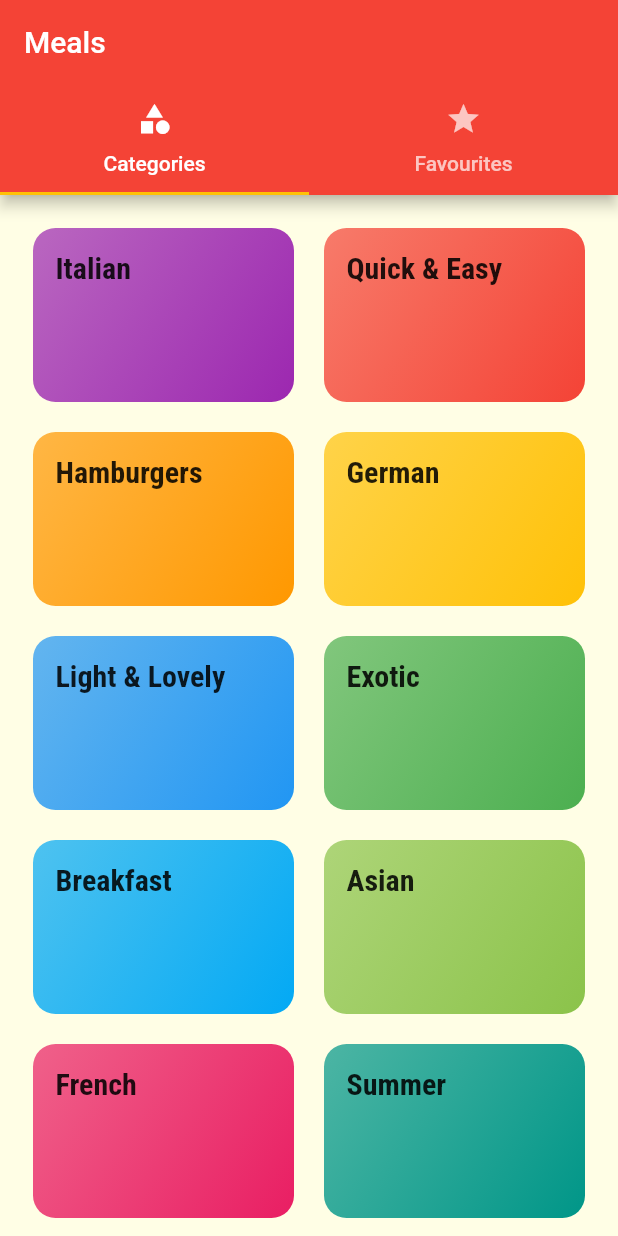
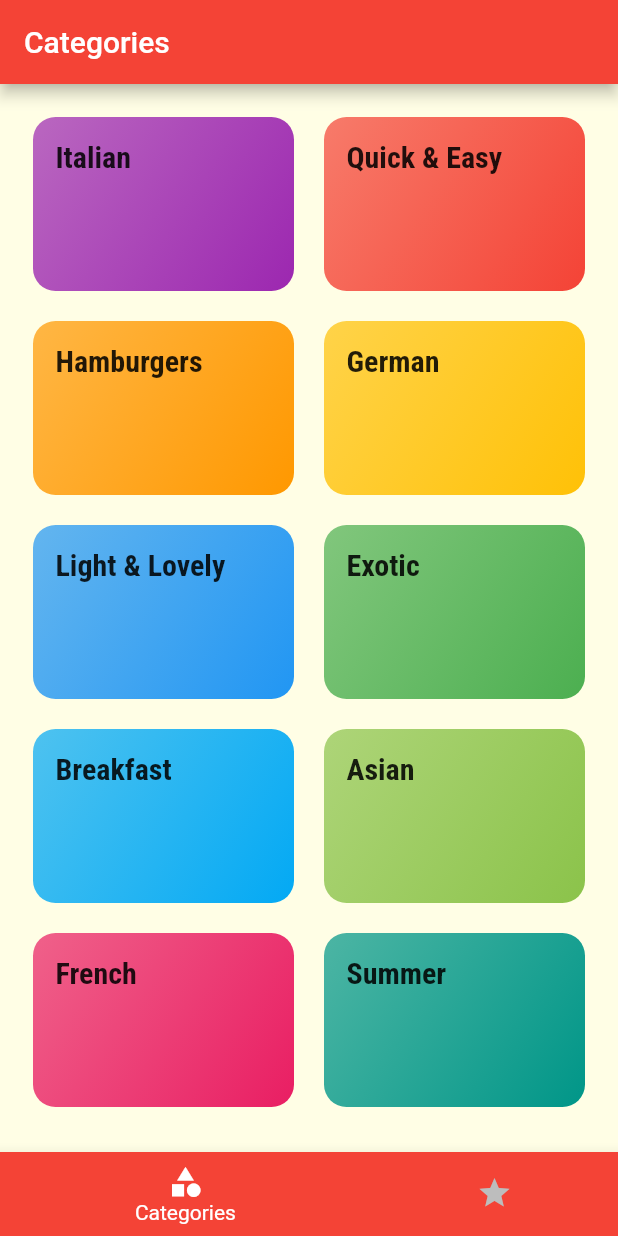
Before and after one commit to mohaknigam/MealAPp, a Flutter app: the screen it shows after launch, on a phone screen of 412 x 824 dp. Run offline on Flutter 3.47's test engine with Material 2 defaults, Android fonts, the phone set to English and light mode, and no system bars; our stand-ins replace google_fonts.

Commit message:
TabScreens

```diff
--- a/lib/Screens/tab_screen.dart
+++ b/lib/Screens/tab_screen.dart
@@ -9,32 +9,44 @@ class TabsScreen extends StatefulWidget {
 }
 
 class _TabsScreenState extends State<TabsScreen> {
+  final List<Map<String, Object>> pages = [
+    {'page': CategoriesScreen(), 'title': 'Categories'},
+    {'page': FavouriteScreen(), 'title': 'Your Favourites'},
+  ];
+
+  int _selectedPageIndex = 0;
+  void _selectPage(int index) {
+    setState(() {
+      _selectedPageIndex = index;
+    });
+  }
+
   @override
   Widget build(BuildContext context) {
-    return DefaultTabController(
-      length: 2,
-      child: Scaffold(
-        appBar: AppBar(
-          title: Text('Meals'),
-          bottom: TabBar(
-            tabs: [
-              Tab(
-                icon: Icon(Icons.category),
-                text: 'Categories',
-              ),
-              Tab(
-                icon: Icon(Icons.star),
-                text: 'Favourites',
-              ),
-            ],
+    return Scaffold(
+      appBar: AppBar(
+        title: Text(pages[_selectedPageIndex]['title']),
+      ),
+      body: pages[_selectedPageIndex]['page'],
+      bottomNavigationBar: BottomNavigationBar(
+        onTap: _selectPage,
+        backgroundColor: Theme.of(context).primaryColor,
+        selectedItemColor: Colors.white,
+        unselectedItemColor: Colors.grey[400],
+        currentIndex: _selectedPageIndex,
+        type: BottomNavigationBarType.shifting,
+        items: [
+          BottomNavigationBarItem(
+            backgroundColor: Theme.of(context).primaryColor,
+            icon: Icon(Icons.category),
+            title: Text('Categories'),
           ),
-        ),
-        body: TabBarView(
-          children: [
-            CategoriesScreen(),
-            FavouriteScreen(),
-          ],
-        ),
+          BottomNavigationBarItem(
+            backgroundColor: Theme.of(context).primaryColor,
+            icon: Icon(Icons.star),
+            title: Text('Favourites'),
+          ),
+        ],
       ),
     );
   }
```
